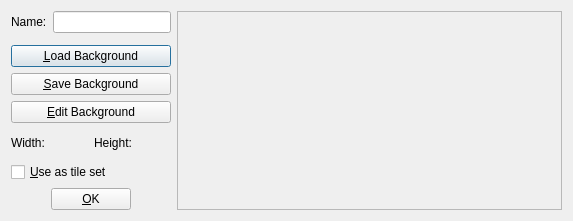
The window that dialogs/backgroundpropertiesdialog.ui (0xFEEDC0DE64/QtGameMaker) describes before a commit, drawn with Qt 5.
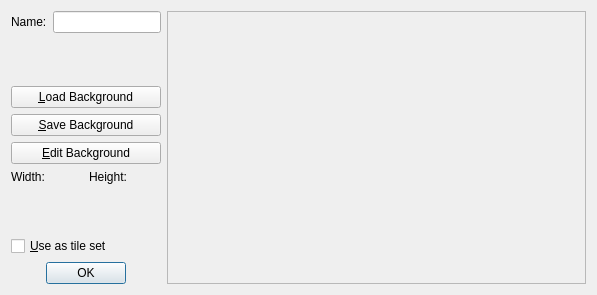
The same window after the commit. Icons and pictures are not drawn.

Commit message: Fixed rename errors in dialogs, implemented lots more

The edit to the form file:
```diff
--- a/dialogs/backgroundpropertiesdialog.ui
+++ b/dialogs/backgroundpropertiesdialog.ui
@@ -6,8 +6,8 @@
    <rect>
     <x>0</x>
     <y>0</y>
-    <width>573</width>
-    <height>221</height>
+    <width>597</width>
+    <height>295</height>
    </rect>
   </property>
   <property name="windowTitle">
@@ -44,6 +44,19 @@
        </item>
       </layout>
      </item>
+     <item>
+      <spacer name="verticalSpacer">
+       <property name="orientation">
+        <enum>Qt::Vertical</enum>
+       </property>
+       <property name="sizeHint" stdset="0">
+        <size>
+         <width>20</width>
+         <height>40</height>
+        </size>
+       </property>
+      </spacer>
+     </item>
      <item>
       <widget class="QPushButton" name="pushButtonLoad">
        <property name="text">
@@ -95,6 +108,19 @@
        </item>
       </layout>
      </item>
+     <item>
+      <spacer name="verticalSpacer_2">
+       <property name="orientation">
+        <enum>Qt::Vertical</enum>
+       </property>
+       <property name="sizeHint" stdset="0">
+        <size>
+         <width>20</width>
+         <height>40</height>
+        </size>
+       </property>
+      </spacer>
+     </item>
      <item>
       <widget class="QCheckBox" name="checkBoxTileset">
        <property name="text">
@@ -103,51 +129,14 @@
       </widget>
      </item>
      <item>
-      <layout class="QHBoxLayout" name="horizontalLayout_4">
-       <item>
-        <spacer name="horizontalSpacer_3">
-         <property name="orientation">
-          <enum>Qt::Horizontal</enum>
-         </property>
-         <property name="sizeType">
-          <enum>QSizePolicy::Minimum</enum>
-         </property>
-         <property name="sizeHint" stdset="0">
-          <size>
-           <width>40</width>
-           <height>20</height>
-          </size>
-         </property>
-        </spacer>
-       </item>
-       <item>
-        <widget class="QPushButton" name="pushButtonOk">
-         <property name="text">
-          <string>&amp;OK</string>
-         </property>
-         <property name="icon">
-          <iconset resource="../resources.qrc">
-           <normaloff>:/qtgameengine/icons/ok.png</normaloff>:/qtgameengine/icons/ok.png</iconset>
-         </property>
-        </widget>
-       </item>
-       <item>
-        <spacer name="horizontalSpacer_4">
-         <property name="orientation">
-          <enum>Qt::Horizontal</enum>
-         </property>
-         <property name="sizeType">
-          <enum>QSizePolicy::Minimum</enum>
-         </property>
-         <property name="sizeHint" stdset="0">
-          <size>
-           <width>40</width>
-           <height>20</height>
-          </size>
-         </property>
-        </spacer>
-       </item>
-      </layout>
+      <widget class="QDialogButtonBox" name="buttonBox">
+       <property name="standardButtons">
+        <set>QDialogButtonBox::Ok</set>
+       </property>
+       <property name="centerButtons">
+        <bool>true</bool>
+       </property>
+      </widget>
      </item>
     </layout>
    </item>
@@ -161,8 +150,8 @@
        <rect>
         <x>0</x>
         <y>0</y>
-        <width>371</width>
-        <height>201</height>
+        <width>396</width>
+        <height>275</height>
        </rect>
       </property>
       <property name="alignment">
```
Left out of the diff: 28 changed lines with no effect on the pictures. The commit also changes 25 other files.
